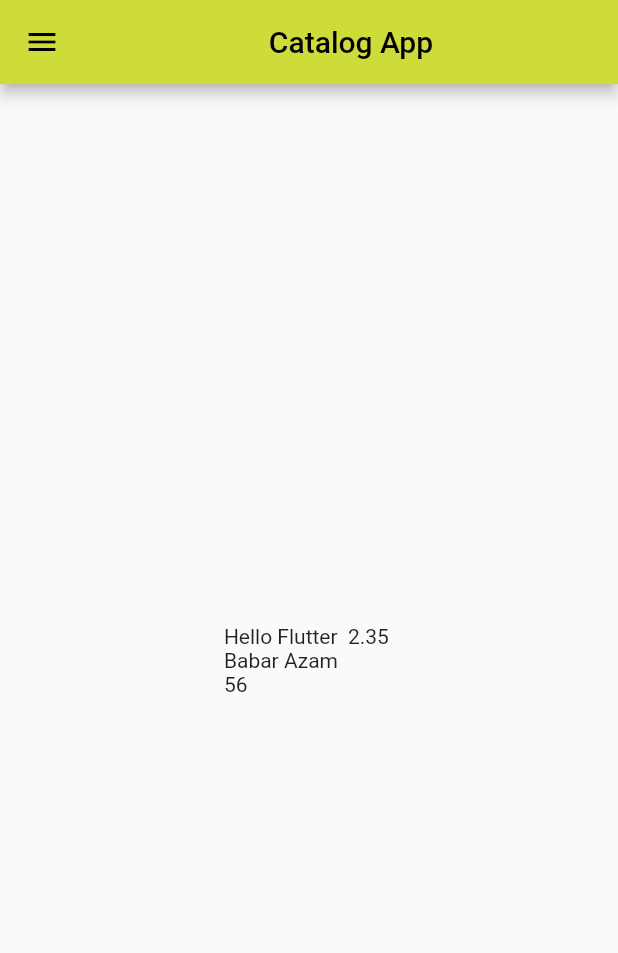
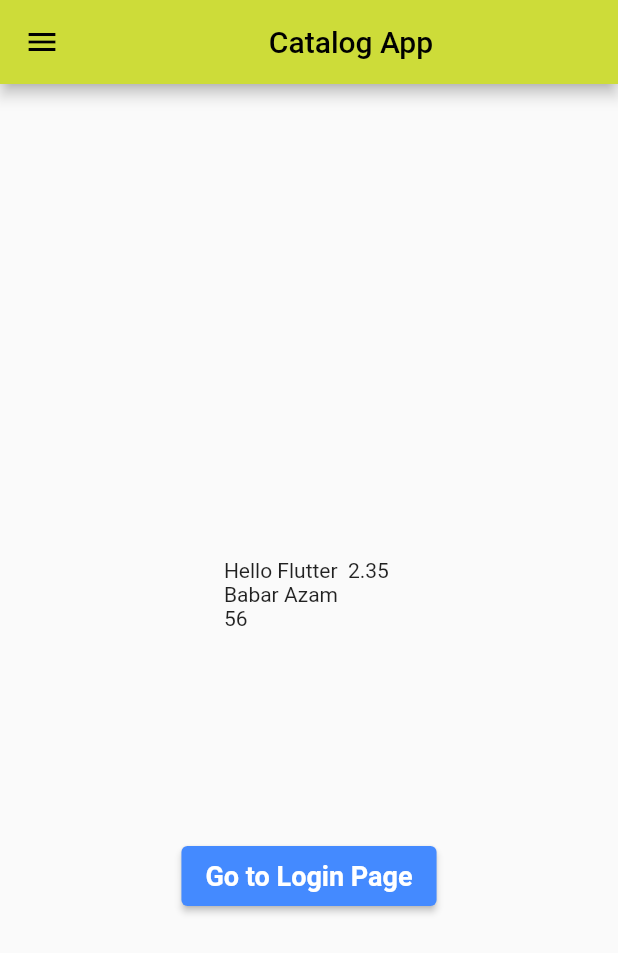
Before and after one commit to SMAmmadAli/30_days_of_flutter, a Flutter app: the HomePage screen opened by its route, on a phone screen of 412 x 824 dp. Shown: the top 953 px of the screen. Run offline on Flutter 3.47's test engine with Material 2 defaults, Android fonts, the light colour scheme and no system bars.

Commit message:
Day 5 Completed

```diff
--- a/full_flutter/lib/Pages/second_page.dart
+++ b/full_flutter/lib/Pages/second_page.dart
@@ -1,4 +1,5 @@
 import 'package:flutter/material.dart';
+import 'package:full_flutter/utils/routes.dart';
 
 class HomePage extends StatelessWidget {
   Widget build(BuildContext context) {
@@ -16,11 +17,40 @@ class HomePage extends StatelessWidget {
           title: Center(child: Text("Catalog App")),
         ),
         body: Center(
-          child: Container(
-            child: Text("$sentance $bnum \n$name \n$num")
+          child: SingleChildScrollView(
+            child: Column(
+              children: [
+                 Padding(
+                   padding: const EdgeInsets.all(100.0),
+                   child: Container(
+                      child: Text("$sentance $bnum \n$name \n$num")
+
+                ),
+                 ),
+                SizedBox(
+                  height: 40.0
+                ),
+                ElevatedButton(
+                child: Text("Go to Login Page"),
+                style: TextButton.styleFrom(
+                  minimumSize: Size(150.0,40.0),
+                  backgroundColor: Colors.blueAccent,
+                  primary: Colors.white,
+                  textStyle: TextStyle(
+                    fontWeight: FontWeight.w700,
+                    fontSize: 18,
+                    )
+                ),
+                onPressed: () {
+                  Navigator.pushNamed(context, MyRoutes.loginRoute);
+                },
+              )
+              ],
+            ),
           ),
         ),
         drawer: Drawer(),
+
       );
   }
 }
--- a/full_flutter/lib/main.dart
+++ b/full_flutter/lib/main.dart
@@ -1,6 +1,7 @@
 import 'package:flutter/material.dart';
 import 'package:full_flutter/Pages/Login_page.dart';
 import 'package:full_flutter/Pages/second_page.dart';
+import 'package:full_flutter/utils/routes.dart';
 
 
 void main(List<String> args) {
@@ -13,6 +14,7 @@ class MyApp extends StatelessWidget {
 
     return MaterialApp(
       debugShowCheckedModeBanner: false,
+
       // home: HomePage(),
       themeMode: ThemeMode.light,
       darkTheme: ThemeData(
@@ -27,8 +29,8 @@ class MyApp extends StatelessWidget {
 
       routes: {
         "/": (context) => LoginPage(),
-        "/home" : (context) => HomePage(),
-        "/login" : (context) => LoginPage(),
+        MyRoutes.homeRoute : (context) => HomePage(),
+        MyRoutes.loginRoute : (context) => LoginPage(),
       },
     );
 
--- /dev/null
+++ b/full_flutter/lib/utils/routes.dart
@@ -0,0 +1,4 @@
+class MyRoutes{
+  static String loginRoute = "/login";
+  static String homeRoute = "/home";
+}
```
Also changed, not shown: full_flutter/lib/Pages/Login_page.dart (+17 -4 lines).
